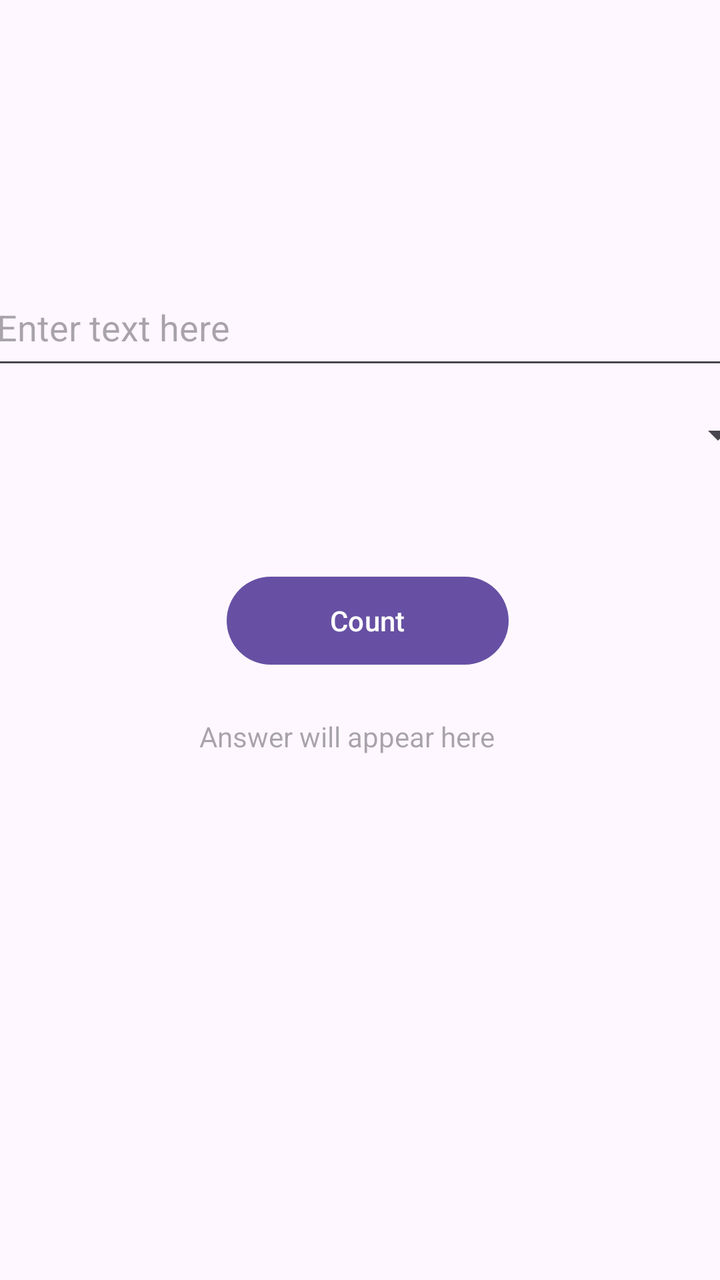
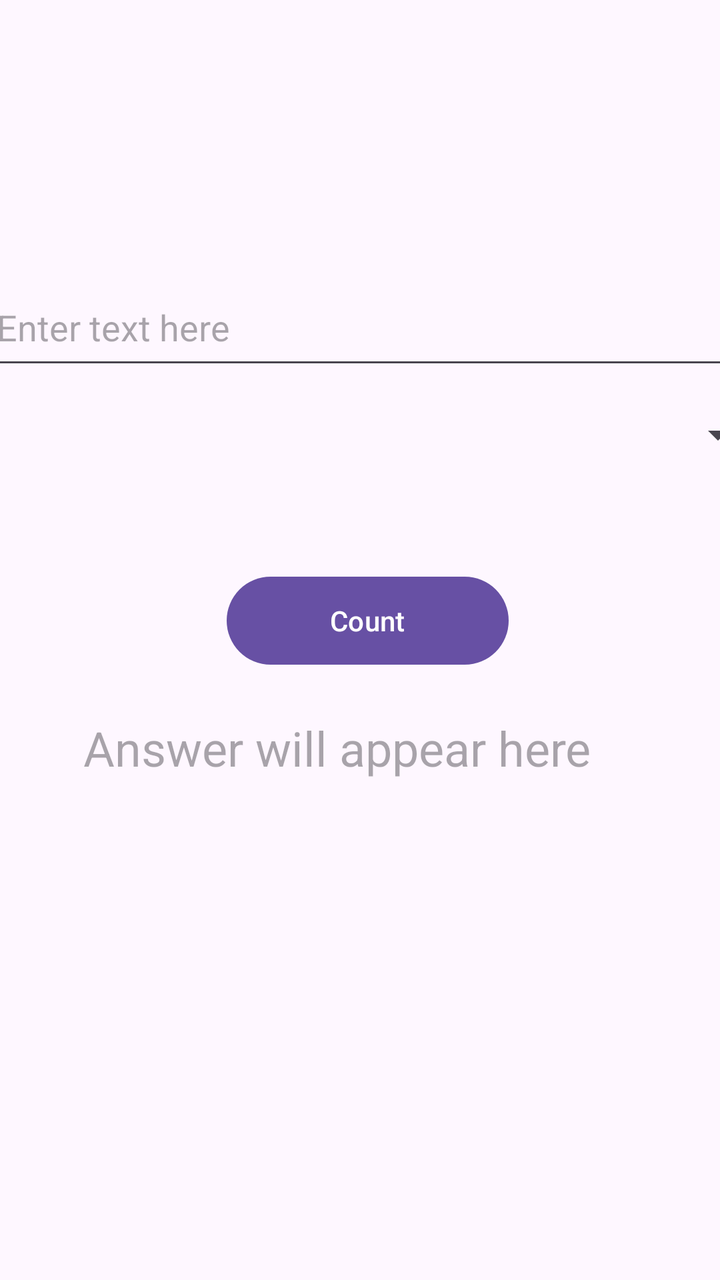

Before-and-after screenshots of an Android layout around one commit, followed by the original layout XML and the change that was made.
<!-- AndroidManifest.xml: application theme Theme.MADT_lab2 -->
<!-- res/layout/activity_main.xml -->
<?xml version="1.0" encoding="utf-8"?>
<androidx.constraintlayout.widget.ConstraintLayout xmlns:android="http://schemas.android.com/apk/res/android"
    xmlns:app="http://schemas.android.com/apk/res-auto"
    xmlns:tools="http://schemas.android.com/tools"
    android:id="@+id/main"
    android:layout_width="match_parent"
    android:layout_height="match_parent"
    tools:context=".MainActivity">

    <EditText
        android:id="@+id/editText"
        android:layout_width="374dp"
        android:layout_height="55dp"
        android:ems="10"
        android:hint="@string/enter_text_here"
        android:inputType="text"
        app:layout_constraintBottom_toBottomOf="parent"
        app:layout_constraintEnd_toEndOf="parent"
        app:layout_constraintHorizontal_bias="0.432"
        app:layout_constraintStart_toStartOf="parent"
        app:layout_constraintTop_toTopOf="parent"
        app:layout_constraintVertical_bias="0.23" />

    <Button
        android:id="@+id/btnCount"
        android:layout_width="141dp"
        android:layout_height="52dp"
        android:onClick="Count"
        android:text="@string/count"
        app:layout_constraintBottom_toBottomOf="parent"
        app:layout_constraintEnd_toEndOf="parent"
        app:layout_constraintHorizontal_bias="0.518"
        app:layout_constraintStart_toStartOf="parent"
        app:layout_constraintTop_toBottomOf="@+id/editText"
        app:layout_constraintVertical_bias="0.238" />

    <Spinner
        android:id="@+id/spinner"
        android:layout_width="405dp"
        android:layout_height="48dp"
        app:layout_constraintBottom_toTopOf="@+id/btnCount"
        app:layout_constraintEnd_toEndOf="parent"
        app:layout_constraintStart_toStartOf="parent"
        app:layout_constraintTop_toBottomOf="@+id/editText"
        app:layout_constraintVertical_bias="0.079" />

    <TextView
        android:id="@+id/txtViewRes"
        android:layout_width="161dp"
        android:layout_height="31dp"
        android:hint="@string/answer_will_appear_here"
        app:layout_constraintBottom_toBottomOf="parent"
        app:layout_constraintEnd_toEndOf="parent"
        app:layout_constraintHorizontal_bias="0.501"
        app:layout_constraintStart_toStartOf="parent"
        app:layout_constraintTop_toBottomOf="@+id/btnCount"
        app:layout_constraintVertical_bias="0.082" />
</androidx.constraintlayout.widget.ConstraintLayout>
<!-- resources referenced by this layout -->
<resources>
  <string name="answer_will_appear_here">Answer will appear here</string>
  <string name="count">Count</string>
  <string name="enter_text_here">Enter text here</string>
  <style name="Theme.MADT_lab2" parent="Base.Theme.MADT_lab2" />
  <style name="Base.Theme.MADT_lab2" parent="Theme.Material3.DayNight.NoActionBar">
          
          
      </style>
</resources>

<!-- the commit's change to res/layout/activity_main.xml (unified diff, before → after) -->
@@ -46,9 +46,10 @@
 
     <TextView
         android:id="@+id/txtViewRes"
-        android:layout_width="161dp"
-        android:layout_height="31dp"
+        android:layout_width="277dp"
+        android:layout_height="45dp"
         android:hint="@string/answer_will_appear_here"
+        android:textSize="24sp"
         app:layout_constraintBottom_toBottomOf="parent"
         app:layout_constraintEnd_toEndOf="parent"
         app:layout_constraintHorizontal_bias="0.501"
